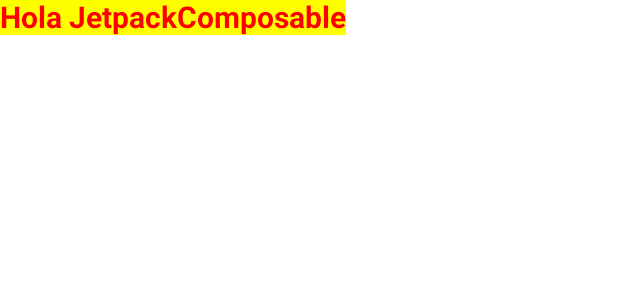
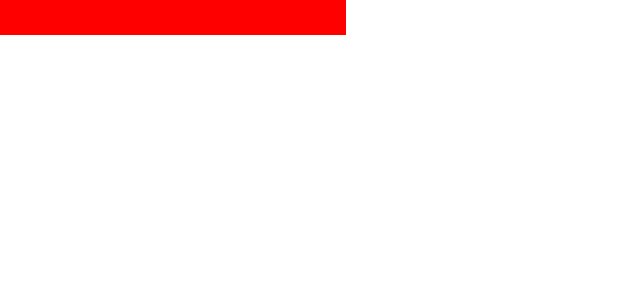
Before and after one commit to EduardoGMoreno/Practica1, an Android app built with Jetpack Compose: the @Preview function Content, on a phone screen of 412 x 824 dp. Shown: the top 300 px of the screen. Run offline under Robolectric (Android 15) with nearby library versions, the phone set to English and light mode, and no system bars.

Commit message:
Clase 10 feb

```diff
--- a/app/src/main/java/com/example/ejemplo1b/MainActivity.kt
+++ b/app/src/main/java/com/example/ejemplo1b/MainActivity.kt
@@ -42,7 +42,7 @@ fun Content() {
         textAlign = TextAlign.Center,
         modifier = Modifier
             .padding()
-            .background(Color.Yellow)
+            .background(Color.Red)
 
     )
 }
```
